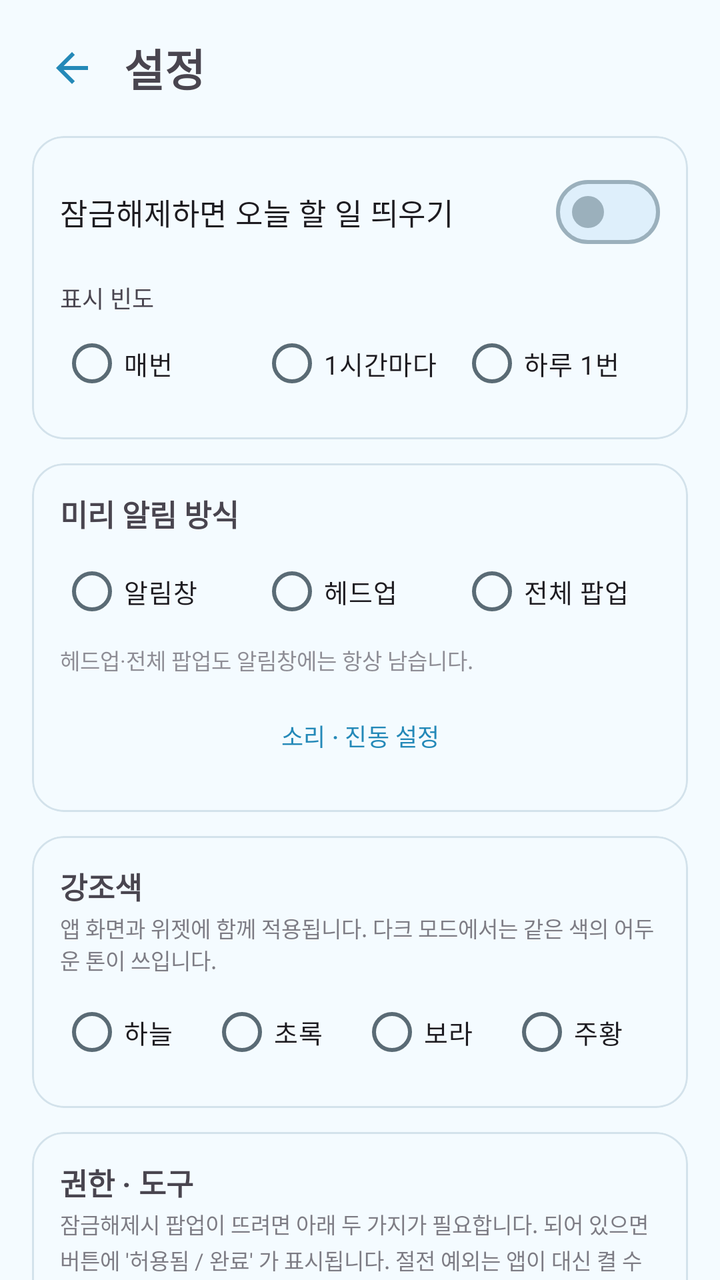
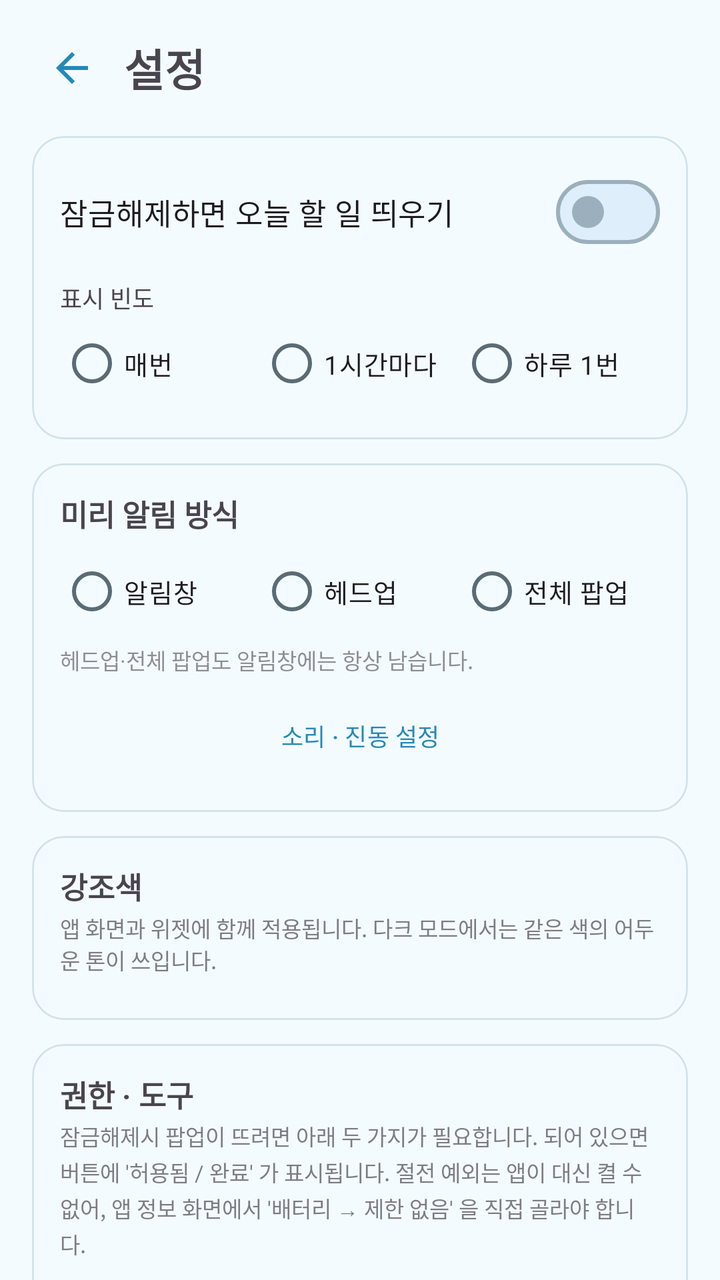

Compare the two renders of this Android layout. The source of the first and the diff that turns it into the second are given below.
<!-- AndroidManifest.xml: application theme Theme.TodoLock -->
<!-- res/layout/activity_settings.xml -->
<?xml version="1.0" encoding="utf-8"?>
<androidx.core.widget.NestedScrollView xmlns:android="http://schemas.android.com/apk/res/android"
    xmlns:app="http://schemas.android.com/apk/res-auto"
    android:layout_width="match_parent"
    android:layout_height="match_parent"
    android:fitsSystemWindows="true"
    android:fillViewport="true">

    <LinearLayout
        android:layout_width="match_parent"
        android:layout_height="wrap_content"
        android:orientation="vertical"
        android:paddingStart="16dp"
        android:paddingEnd="16dp"
        android:paddingTop="14dp"
        android:paddingBottom="24dp">

        <LinearLayout
            android:layout_width="match_parent"
            android:layout_height="wrap_content"
            android:orientation="horizontal"
            android:gravity="center_vertical">

            <ImageButton
                android:id="@+id/btnBack"
                android:layout_width="40dp"
                android:layout_height="40dp"
                android:padding="8dp"
                android:src="@drawable/ic_back"
                app:tint="?attr/colorPrimary"
                android:background="?attr/selectableItemBackgroundBorderless"
                android:contentDescription="뒤로" />

            <TextView
                android:layout_width="0dp"
                android:layout_height="wrap_content"
                android:layout_weight="1"
                android:layout_marginStart="6dp"
                android:text="설정"
                android:textSize="22sp"
                android:textStyle="bold" />
        </LinearLayout>

        
        <com.google.android.material.card.MaterialCardView
            android:layout_width="match_parent"
            android:layout_height="wrap_content"
            android:layout_marginTop="14dp"
            app:cardCornerRadius="16dp"
            app:cardElevation="0dp"
            app:strokeWidth="1dp">

            <LinearLayout
                android:layout_width="match_parent"
                android:layout_height="wrap_content"
                android:orientation="vertical"
                android:padding="14dp">

                <com.google.android.material.materialswitch.MaterialSwitch
                    android:id="@+id/swEnabled"
                    android:layout_width="match_parent"
                    android:layout_height="wrap_content"
                    android:text="잠금해제하면 오늘 할 일 띄우기"
                    android:textSize="15sp" />

                <TextView
                    android:layout_width="match_parent"
                    android:layout_height="wrap_content"
                    android:layout_marginTop="10dp"
                    android:text="표시 빈도"
                    android:textSize="12sp"
                    android:textColor="?android:attr/textColorSecondary" />

                <RadioGroup
                    android:id="@+id/rgMode"
                    android:layout_width="match_parent"
                    android:layout_height="wrap_content"
                    android:orientation="horizontal">

                    <RadioButton
                        android:id="@+id/rbAlways"
                        android:layout_width="0dp"
                        android:layout_height="wrap_content"
                        android:layout_weight="1"
                        android:textSize="13sp"
                        android:text="매번" />

                    <RadioButton
                        android:id="@+id/rbHourly"
                        android:layout_width="0dp"
                        android:layout_height="wrap_content"
                        android:layout_weight="1"
                        android:textSize="13sp"
                        android:text="1시간마다" />

                    <RadioButton
                        android:id="@+id/rbOnce"
                        android:layout_width="0dp"
                        android:layout_height="wrap_content"
                        android:layout_weight="1"
                        android:textSize="13sp"
                        android:text="하루 1번" />
                </RadioGroup>
            </LinearLayout>
        </com.google.android.material.card.MaterialCardView>

        
        <com.google.android.material.card.MaterialCardView
            android:layout_width="match_parent"
            android:layout_height="wrap_content"
            android:layout_marginTop="12dp"
            app:cardCornerRadius="16dp"
            app:cardElevation="0dp"
            app:strokeWidth="1dp">

            <LinearLayout
                android:layout_width="match_parent"
                android:layout_height="wrap_content"
                android:orientation="vertical"
                android:padding="14dp">

                <TextView
                    android:layout_width="match_parent"
                    android:layout_height="wrap_content"
                    android:text="미리 알림 방식"
                    android:textSize="15sp"
                    android:textStyle="bold" />

                <RadioGroup
                    android:id="@+id/rgRemind"
                    android:layout_width="match_parent"
                    android:layout_height="wrap_content"
                    android:orientation="horizontal"
                    android:layout_marginTop="4dp">

                    <RadioButton
                        android:id="@+id/rbShade"
                        android:layout_width="0dp"
                        android:layout_height="wrap_content"
                        android:layout_weight="1"
                        android:textSize="13sp"
                        android:text="알림창" />

                    <RadioButton
                        android:id="@+id/rbHeadsUp"
                        android:layout_width="0dp"
                        android:layout_height="wrap_content"
                        android:layout_weight="1"
                        android:textSize="13sp"
                        android:text="헤드업" />

                    <RadioButton
                        android:id="@+id/rbPopup"
                        android:layout_width="0dp"
                        android:layout_height="wrap_content"
                        android:layout_weight="1"
                        android:textSize="13sp"
                        android:text="전체 팝업" />
                </RadioGroup>

                <TextView
                    android:layout_width="match_parent"
                    android:layout_height="wrap_content"
                    android:layout_marginTop="2dp"
                    android:textSize="11sp"
                    android:alpha="0.6"
                    android:text="헤드업·전체 팝업도 알림창에는 항상 남습니다." />

                <com.google.android.material.button.MaterialButton
                    android:id="@+id/btnRemindSound"
                    style="@style/Widget.Material3.Button.TextButton"
                    android:layout_width="match_parent"
                    android:layout_height="wrap_content"
                    android:layout_marginTop="6dp"
                    android:textSize="12sp"
                    android:text="소리 · 진동 설정" />
            </LinearLayout>
        </com.google.android.material.card.MaterialCardView>

        
        <com.google.android.material.card.MaterialCardView
            android:layout_width="match_parent"
            android:layout_height="wrap_content"
            android:layout_marginTop="12dp"
            app:cardCornerRadius="16dp"
            app:cardElevation="0dp"
            app:strokeWidth="1dp">

            <LinearLayout
                android:layout_width="match_parent"
                android:layout_height="wrap_content"
                android:orientation="vertical"
                android:padding="14dp">

                <TextView
                    android:layout_width="match_parent"
                    android:layout_height="wrap_content"
                    android:text="강조색"
                    android:textSize="15sp"
                    android:textStyle="bold" />

                <TextView
                    android:layout_width="match_parent"
                    android:layout_height="wrap_content"
                    android:layout_marginTop="2dp"
                    android:textSize="11sp"
                    android:alpha="0.7"
                    android:text="앱 화면과 위젯에 함께 적용됩니다. 다크 모드에서는 같은 색의 어두운 톤이 쓰입니다." />

                
                <RadioGroup
                    android:id="@+id/rgPalette"
                    android:layout_width="match_parent"
                    android:layout_height="wrap_content"
                    android:orientation="horizontal"
                    android:layout_marginTop="4dp">

                    <RadioButton
                        android:id="@+id/rbSky"
                        android:layout_width="0dp"
                        android:layout_height="wrap_content"
                        android:layout_weight="1"
                        android:textSize="13sp"
                        android:buttonTint="@color/sky_heading"
                        android:text="하늘" />

                    <RadioButton
                        android:id="@+id/rbGreen"
                        android:layout_width="0dp"
                        android:layout_height="wrap_content"
                        android:layout_weight="1"
                        android:textSize="13sp"
                        android:buttonTint="@color/green_heading"
                        android:text="초록" />

                    <RadioButton
                        android:id="@+id/rbPurple"
                        android:layout_width="0dp"
                        android:layout_height="wrap_content"
                        android:layout_weight="1"
                        android:textSize="13sp"
                        android:buttonTint="@color/purple_heading"
                        android:text="보라" />

                    <RadioButton
                        android:id="@+id/rbOrange"
                        android:layout_width="0dp"
                        android:layout_height="wrap_content"
                        android:layout_weight="1"
                        android:textSize="13sp"
                        android:buttonTint="@color/orange_heading"
                        android:text="주황" />
                </RadioGroup>
            </LinearLayout>
        </com.google.android.material.card.MaterialCardView>

        
        <com.google.android.material.card.MaterialCardView
            android:layout_width="match_parent"
            android:layout_height="wrap_content"
            android:layout_marginTop="12dp"
            app:cardCornerRadius="16dp"
            app:cardElevation="0dp"
            app:strokeWidth="1dp">

            <LinearLayout
                android:layout_width="match_parent"
                android:layout_height="wrap_content"
                android:orientation="vertical"
                android:padding="14dp">

                <TextView
                    android:layout_width="match_parent"
                    android:layout_height="wrap_content"
                    android:text="권한 · 도구"
                    android:textSize="15sp"
                    android:textStyle="bold" />

                
                <TextView
                    android:layout_width="match_parent"
                    android:layout_height="wrap_content"
                    android:layout_marginTop="2dp"
                    android:textSize="11sp"
                    android:alpha="0.7"
                    android:lineSpacingExtra="2dp"
                    android:text="잠금해제시 팝업이 뜨려면 아래 두 가지가 필요합니다. 되어 있으면 버튼에 '허용됨 / 완료' 가 표시됩니다. 절전 예외는 앱이 대신 켤 수 없어, 앱 정보 화면에서 '배터리 → 제한 없음' 을 직접 골라야 합니다." />

                <TextView
                    android:id="@+id/tvPermWarn"
                    android:layout_width="match_parent"
                    android:layout_height="wrap_content"
                    android:layout_marginTop="4dp"
                    android:textSize="12sp"
                    android:textColor="?attr/colorError"
                    android:text="⚠ '다른 앱 위에 표시' 권한이 없으면 팝업 대신 알림으로만 표시됩니다."
                    android:visibility="gone" />

                <com.google.android.material.button.MaterialButton
                    android:id="@+id/btnOverlay"
                    style="@style/Widget.Material3.Button.TextButton"
                    android:layout_width="match_parent"
                    android:layout_height="wrap_content"
                    android:layout_marginTop="4dp"
                    android:textSize="12sp"
                    android:text="권한 주기" />

                <TextView
                    android:id="@+id/tvBatteryWarn"
                    android:layout_width="match_parent"
                    android:layout_height="wrap_content"
                    android:layout_marginTop="4dp"
                    android:textSize="12sp"
                    android:textColor="?attr/colorError"
                    android:text="⚠ 절전 예외가 없으면 절전 기능이 감지 서비스를 종료해, 팝업이 안 뜨는 날이 생깁니다."
                    android:visibility="gone" />

                
                <com.google.android.material.button.MaterialButton
                    android:id="@+id/btnBattery"
                    style="@style/Widget.Material3.Button.TextButton"
                    android:layout_width="match_parent"
                    android:layout_height="wrap_content"
                    android:textSize="12sp"
                    android:text="앱 정보 열기 (배터리 → 제한 없음)" />

                <com.google.android.material.button.MaterialButton
                    android:id="@+id/btnHideOngoing"
                    style="@style/Widget.Material3.Button.TextButton"
                    android:layout_width="match_parent"
                    android:layout_height="wrap_content"
                    android:textSize="12sp"
                    android:text="상단 'TodoLock 실행 중' 알림 숨기기" />

                <com.google.android.material.button.MaterialButton
                    android:id="@+id/btnTest"
                    style="@style/Widget.Material3.Button.TextButton"
                    android:layout_width="match_parent"
                    android:layout_height="wrap_content"
                    android:textSize="12sp"
                    android:text="팝업 미리보기" />
            </LinearLayout>
        </com.google.android.material.card.MaterialCardView>
    </LinearLayout>
</androidx.core.widget.NestedScrollView>
<!-- resources referenced by this layout -->
<resources>
  <color name="green_heading">#2F8F52</color>
  <color name="orange_heading">#C97A20</color>
  <color name="purple_heading">#6B52B8</color>
  <color name="sky_heading">#2E8FBF</color>
  <!-- drawable ic_back (drawable) -->
  <?xml version="1.0" encoding="utf-8"?>
  <vector xmlns:android="http://schemas.android.com/apk/res/android"
      android:width="24dp"
      android:height="24dp"
      android:viewportWidth="24"
      android:viewportHeight="24"
      android:autoMirrored="true">
      <path
          android:fillColor="@android:color/white"
          android:pathData="M20,11H7.83l5.59,-5.59L12,4l-8,8 8,8 1.41,-1.41L7.83,13H20z" />
  </vector>
  <color name="md_primary">#2489B8</color>
  <color name="md_on_primary">#FFFFFF</color>
  <color name="md_primary_container">#DCF2FE</color>
  <color name="md_on_primary_container">#1B5673</color>
  <color name="md_secondary">#4E616D</color>
  <color name="md_on_secondary">#FFFFFF</color>
  <color name="md_secondary_container">#D1E5F4</color>
  <color name="md_on_secondary_container">#0A1E28</color>
  <color name="md_tertiary">#5F5B7D</color>
  <color name="md_on_tertiary">#FFFFFF</color>
  <color name="md_tertiary_container">#E5DEFF</color>
  <color name="md_on_tertiary_container">#1B1736</color>
  <color name="md_error">#BA1A1A</color>
  <color name="md_on_error">#FFFFFF</color>
  <color name="md_error_container">#FFDAD6</color>
  <color name="md_on_error_container">#410002</color>
  <color name="md_background">#F4FBFF</color>
  <color name="md_on_background">#2C3A42</color>
  <color name="md_surface">#F4FBFF</color>
  <color name="md_on_surface">#2C3A42</color>
  <color name="md_surface_variant">#E3EEF5</color>
  <color name="md_on_surface_variant">#5A6B75</color>
  <color name="md_outline">#9BB0BC</color>
  <color name="md_outline_variant">#D3E2EB</color>
  <color name="md_inverse_surface">#2E3133</color>
  <color name="md_inverse_on_surface">#EFF1F3</color>
  <color name="md_inverse_primary">#83CFFF</color>
  <color name="md_surface_dim">#DDEBF4</color>
  <color name="md_surface_bright">#FBFDFF</color>
  <color name="md_surface_container_lowest">#FFFFFF</color>
  <color name="md_surface_container_low">#F9FCFF</color>
  <color name="md_surface_container">#EFF8FE</color>
  <color name="md_surface_container_high">#E7F4FD</color>
  <color name="md_surface_container_highest">#DEEFFB</color>
  <color name="sky_bright">#4FBDE8</color>
  <color name="on_sky_bright">#1B5D7A</color>
  <color name="sky_stroke">#7FC9EC</color>
  <!-- unchanged entries left out for length: 1 -->
</resources>

<!-- the commit's change to res/layout/activity_settings.xml (unified diff, before → after) -->
@@ -208,49 +208,13 @@
                     android:text="앱 화면과 위젯에 함께 적용됩니다. 다크 모드에서는 같은 색의 어두운 톤이 쓰입니다." />
 
                 
-                <RadioGroup
-                    android:id="@+id/rgPalette"
-                    android:layout_width="match_parent"
-                    android:layout_height="wrap_content"
-                    android:orientation="horizontal"
-                    android:layout_marginTop="4dp">
-
-                    <RadioButton
-                        android:id="@+id/rbSky"
-                        android:layout_width="0dp"
-                        android:layout_height="wrap_content"
-                        android:layout_weight="1"
-                        android:textSize="13sp"
-                        android:buttonTint="@color/sky_heading"
-                        android:text="하늘" />
-
-                    <RadioButton
-                        android:id="@+id/rbGreen"
-                        android:layout_width="0dp"
-                        android:layout_height="wrap_content"
-                        android:layout_weight="1"
-                        android:textSize="13sp"
-                        android:buttonTint="@color/green_heading"
-                        android:text="초록" />
-
-                    <RadioButton
-                        android:id="@+id/rbPurple"
-                        android:layout_width="0dp"
-                        android:layout_height="wrap_content"
-                        android:layout_weight="1"
-                        android:textSize="13sp"
-                        android:buttonTint="@color/purple_heading"
-                        android:text="보라" />
-
-                    <RadioButton
-                        android:id="@+id/rbOrange"
-                        android:layout_width="0dp"
-                        android:layout_height="wrap_content"
-                        android:layout_weight="1"
-                        android:textSize="13sp"
-                        android:buttonTint="@color/orange_heading"
-                        android:text="주황" />
-                </RadioGroup>
+                <GridLayout
+                    android:id="@+id/gridPalette"
+                    android:layout_width="wrap_content"
+                    android:layout_height="wrap_content"
+                    android:layout_gravity="center_horizontal"
+                    android:layout_marginTop="8dp"
+                    android:columnCount="8" />
             </LinearLayout>
         </com.google.android.material.card.MaterialCardView>
 
<!-- resource entries referenced after the edit -->
@@ -1,8 +1,5 @@
 <!-- resources referenced by this layout -->
 <resources>
-  <color name="green_heading">#2F8F52</color>
-  <color name="orange_heading">#C97A20</color>
-  <color name="purple_heading">#6B52B8</color>
   <color name="sky_heading">#2E8FBF</color>
   <!-- drawable ic_back (drawable) -->
   <?xml version="1.0" encoding="utf-8"?>
